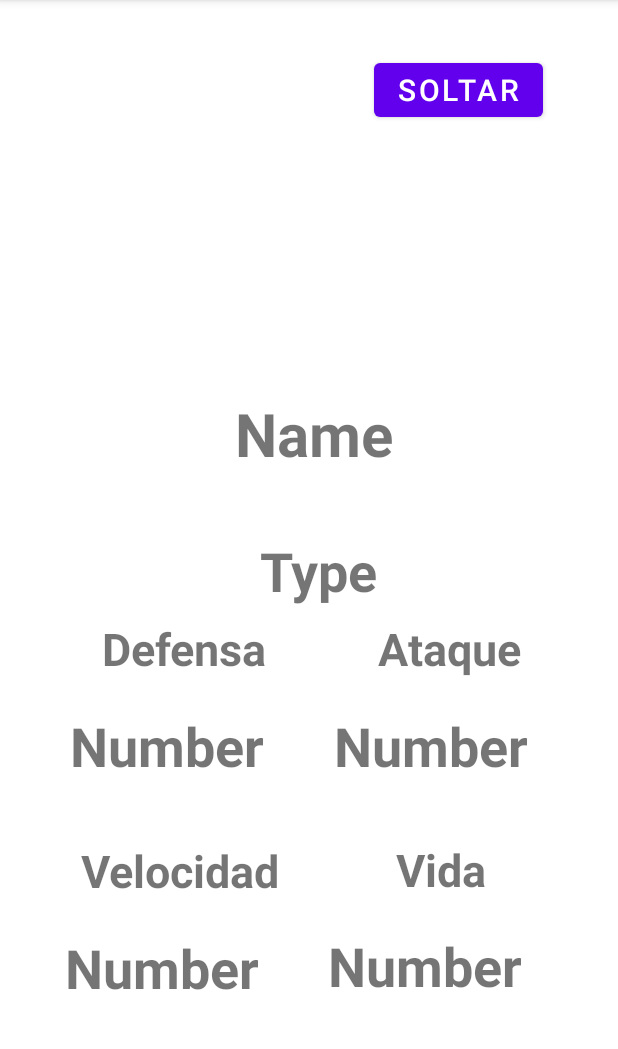
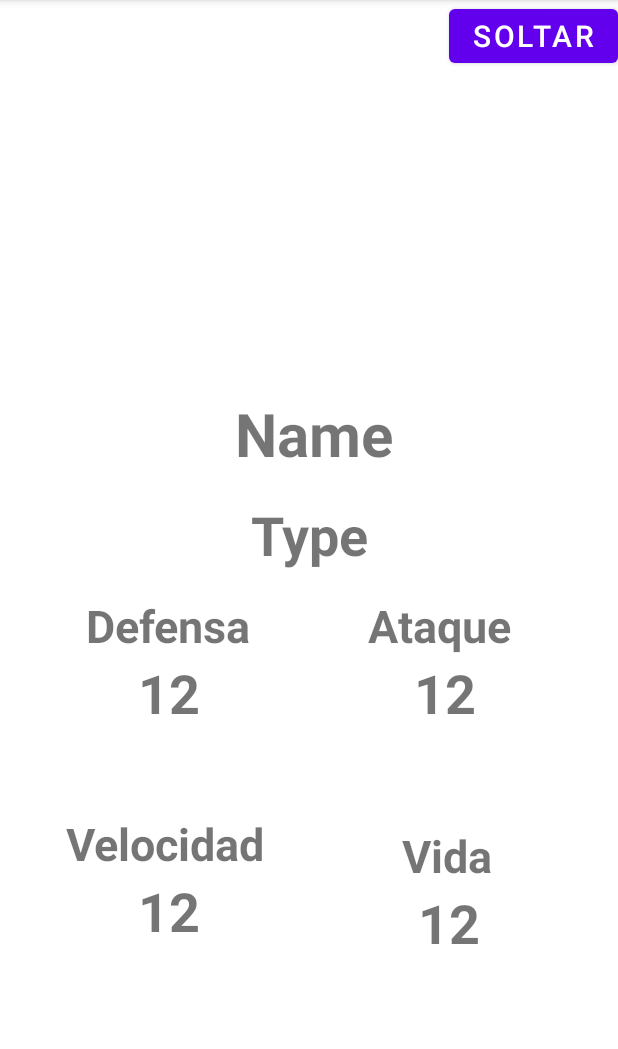
Before and after one commit to DavidFiat/Reto2, an Android app: the PokemonData screen opened directly, with no data from a screen before it, on a phone screen of 412 x 824 dp, the part 84-1133 px from its top. Run offline under Robolectric (Android 15) with nearby library versions, the phone set to English and light mode, and no system bars; our stand-ins replace Firebase (no records; nobody signed in at launch, a user with empty details on screens opened directly); 12 statements that could not run were skipped.

Commit message:
Order Commit

```diff
--- a/app/src/main/java/com/example/reto2/activities/HomeActivity.java
+++ b/app/src/main/java/com/example/reto2/activities/HomeActivity.java
@@ -86,8 +86,8 @@ public class HomeActivity extends AppCompatActivity implements PokemonAdapter.Se
     }
 
     @Override
-    protected void onResume() {
-        super.onResume();
+    protected void onRestart() {
+        super.onRestart();
         adapter.removePokemons();
         getMyPokemons();
     }
@@ -105,6 +105,7 @@ public class HomeActivity extends AppCompatActivity implements PokemonAdapter.Se
         runOnUiThread(
                 () -> {
                     foto.setImageBitmap(imagen);
+
                 }
         );
     }
--- a/app/src/main/res/layout/activity_pokemon_data.xml
+++ b/app/src/main/res/layout/activity_pokemon_data.xml
@@ -10,115 +10,106 @@
         android:layout_width="match_parent"
         android:layout_height="match_parent"
         tools:context=".activities.PokemonData"
-        tools:layout_editor_absoluteX="0dp"
-        tools:layout_editor_absoluteY="-16dp">
+        tools:layout_editor_absoluteX="93dp"
+        tools:layout_editor_absoluteY="-80dp">
 
         <TextView
             android:id="@+id/textView16"
             android:layout_width="wrap_content"
             android:layout_height="wrap_content"
+            android:layout_marginStart="44dp"
+            android:layout_marginTop="56dp"
             android:text="Velocidad"
             android:textSize="30dp"
             android:textStyle="bold"
-            app:layout_constraintBottom_toTopOf="@+id/velocidadData"
-            app:layout_constraintEnd_toStartOf="@+id/textView17"
-            app:layout_constraintHorizontal_bias="0.409"
             app:layout_constraintStart_toStartOf="parent"
-            app:layout_constraintTop_toBottomOf="@+id/defensaData"
-            app:layout_constraintVertical_bias="0.659" />
+            app:layout_constraintTop_toBottomOf="@+id/defensaData" />
 
         <TextView
             android:id="@+id/textView17"
             android:layout_width="wrap_content"
             android:layout_height="wrap_content"
-            android:layout_marginEnd="88dp"
+            android:layout_marginTop="64dp"
+            android:layout_marginEnd="84dp"
             android:text="Vida"
             android:textSize="30sp"
             android:textStyle="bold"
-            app:layout_constraintBottom_toTopOf="@+id/vidaData"
             app:layout_constraintEnd_toEndOf="parent"
-            app:layout_constraintHorizontal_bias="1.0"
-            app:layout_constraintStart_toEndOf="@+id/defensaData"
-            app:layout_constraintTop_toBottomOf="@+id/ataqueData"
-            app:layout_constraintVertical_bias="0.659" />
+            app:layout_constraintTop_toBottomOf="@+id/ataqueData" />
 
         <TextView
             android:id="@+id/textView5"
             android:layout_width="wrap_content"
             android:layout_height="wrap_content"
+            android:layout_marginTop="16dp"
             android:layout_marginEnd="64dp"
-            android:layout_marginBottom="20dp"
             android:text="Ataque"
             android:textSize="30dp"
             android:textStyle="bold"
-            app:layout_constraintBottom_toTopOf="@+id/ataqueData"
             app:layout_constraintEnd_toEndOf="parent"
-            app:layout_constraintStart_toEndOf="@+id/type" />
+            app:layout_constraintHorizontal_bias="0.0"
+            app:layout_constraintStart_toEndOf="@+id/type"
+            app:layout_constraintTop_toBottomOf="@+id/type" />
 
         <TextView
+            android:id="@+id/textView4"
             android:layout_width="wrap_content"
             android:layout_height="wrap_content"
             android:layout_marginStart="68dp"
-            android:layout_marginBottom="20dp"
+            android:layout_marginTop="16dp"
             android:text="Defensa"
             android:textSize="30dp"
             android:textStyle="bold"
-            app:layout_constraintBottom_toTopOf="@+id/defensaData"
-            app:layout_constraintEnd_toStartOf="@+id/textView5"
-            app:layout_constraintHorizontal_bias="0.0"
-            app:layout_constraintStart_toStartOf="parent" />
+            app:layout_constraintEnd_toStartOf="@+id/type"
+            app:layout_constraintHorizontal_bias="1.0"
+            app:layout_constraintStart_toStartOf="parent"
+            app:layout_constraintTop_toBottomOf="@+id/type" />
 
         <TextView
             android:id="@+id/ataqueData"
             android:layout_width="wrap_content"
             android:layout_height="wrap_content"
-            android:layout_marginTop="68dp"
-            android:layout_marginEnd="60dp"
-            android:text="Number"
+            android:text="12"
             android:textSize="36dp"
             android:textStyle="bold"
             app:layout_constraintEnd_toEndOf="parent"
-            app:layout_constraintTop_toBottomOf="@+id/type" />
+            app:layout_constraintHorizontal_bias="0.745"
+            app:layout_constraintStart_toStartOf="parent"
+            app:layout_constraintTop_toBottomOf="@+id/textView5" />
 
         <TextView
             android:id="@+id/velocidadData"
             android:layout_width="wrap_content"
             android:layout_height="wrap_content"
-            android:text="Number"
+            android:layout_marginStart="92dp"
+            android:text="12"
             android:textSize="36sp"
             android:textStyle="bold"
-            app:layout_constraintBottom_toBottomOf="parent"
-            app:layout_constraintEnd_toStartOf="@+id/vidaData"
-            app:layout_constraintHorizontal_bias="0.486"
             app:layout_constraintStart_toStartOf="parent"
-            app:layout_constraintTop_toBottomOf="@+id/defensaData" />
+            app:layout_constraintTop_toBottomOf="@+id/textView16" />
 
         <TextView
             android:id="@+id/vidaData"
             android:layout_width="wrap_content"
             android:layout_height="wrap_content"
-            android:layout_marginEnd="48dp"
-            android:text="Number"
+            android:layout_marginEnd="92dp"
+            android:text="12"
             android:textSize="36sp"
             android:textStyle="bold"
-            app:layout_constraintBottom_toBottomOf="parent"
             app:layout_constraintEnd_toEndOf="parent"
-            app:layout_constraintHorizontal_bias="0.673"
-            app:layout_constraintStart_toEndOf="@+id/textView16"
-            app:layout_constraintTop_toBottomOf="@+id/ataqueData"
-            app:layout_constraintVertical_bias="0.494" />
+            app:layout_constraintTop_toBottomOf="@+id/textView17" />
 
         <TextView
             android:id="@+id/defensaData"
             android:layout_width="wrap_content"
             android:layout_height="wrap_content"
-            android:layout_marginTop="68dp"
-            android:text="Number"
+            android:text="12"
             android:textSize="36dp"
             android:textStyle="bold"
-            app:layout_constraintEnd_toStartOf="@+id/ataqueData"
+            app:layout_constraintEnd_toEndOf="parent"
+            app:layout_constraintHorizontal_bias="0.249"
             app:layout_constraintStart_toStartOf="parent"
-            app:layout_constraintTop_toBottomOf="@+id/type" />
+            app:layout_constraintTop_toBottomOf="@+id/textView4" />
 
         <TextView
             android:id="@+id/name"
@@ -138,22 +129,21 @@
             android:id="@+id/type"
             android:layout_width="wrap_content"
             android:layout_height="wrap_content"
-            android:layout_marginTop="40dp"
+            android:layout_marginTop="16dp"
             android:text="Type"
             android:textSize="36dp"
             android:textStyle="bold"
             app:layout_constraintBottom_toBottomOf="parent"
             app:layout_constraintEnd_toEndOf="parent"
-            app:layout_constraintHorizontal_bias="0.518"
             app:layout_constraintStart_toStartOf="parent"
             app:layout_constraintTop_toBottomOf="@+id/name"
             app:layout_constraintVertical_bias="0.0" />
 
         <ImageView
             android:id="@+id/imageView"
-            android:layout_width="wrap_content"
-            android:layout_height="wrap_content"
-            android:layout_marginTop="96dp"
+            android:layout_width="0dp"
+            android:layout_height="0dp"
+            android:layout_marginTop="64dp"
             app:layout_constraintBottom_toTopOf="@+id/name"
             app:layout_constraintEnd_toEndOf="parent"
             app:layout_constraintHorizontal_bias="0.498"
@@ -162,19 +152,15 @@
             app:layout_constraintVertical_bias="0.0"
             app:srcCompat="@drawable/ic_launcher_background" />
 
-    </androidx.constraintlayout.widget.ConstraintLayout>
-
         <Button
             android:id="@+id/releaseButton"
             android:layout_width="wrap_content"
             android:layout_height="wrap_content"
-        android:layout_marginTop="36dp"
-        android:layout_marginEnd="24dp"
             android:text="Soltar"
             android:textSize="20sp"
             app:layout_constraintEnd_toEndOf="parent"
-        app:layout_constraintHorizontal_bias="0.906"
-        app:layout_constraintStart_toStartOf="parent"
             app:layout_constraintTop_toTopOf="parent" />
 
     </androidx.constraintlayout.widget.ConstraintLayout>
+
+</androidx.constraintlayout.widget.ConstraintLayout>
--- a/app/src/main/res/layout/pokemonrow.xml
+++ b/app/src/main/res/layout/pokemonrow.xml
@@ -18,15 +18,18 @@
 
     <ImageButton
         android:id="@+id/imagePokemon"
-        android:layout_width="64dp"
-        android:layout_height="64dp"
-        android:layout_marginStart="16dp"
+        android:layout_width="90dp"
+        android:layout_height="72dp"
         android:layout_marginTop="16dp"
+        android:layout_marginEnd="256dp"
         android:layout_marginBottom="16dp"
         android:background="@color/white"
         app:layout_constraintBottom_toBottomOf="parent"
+        app:layout_constraintEnd_toEndOf="parent"
+        app:layout_constraintHorizontal_bias="0.61"
         app:layout_constraintStart_toStartOf="parent"
         app:layout_constraintTop_toTopOf="parent"
+        app:layout_constraintVertical_bias="0.0"
         tools:srcCompat="@tools:sample/avatars" />
 
 </androidx.constraintlayout.widget.ConstraintLayout>
```
Lines whose indentation alone changed are shown as unchanged.
